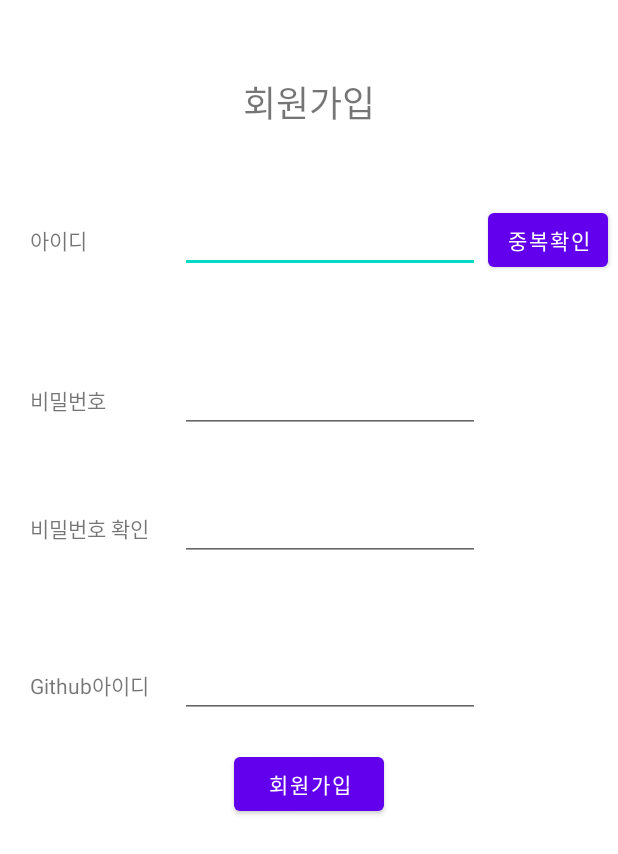
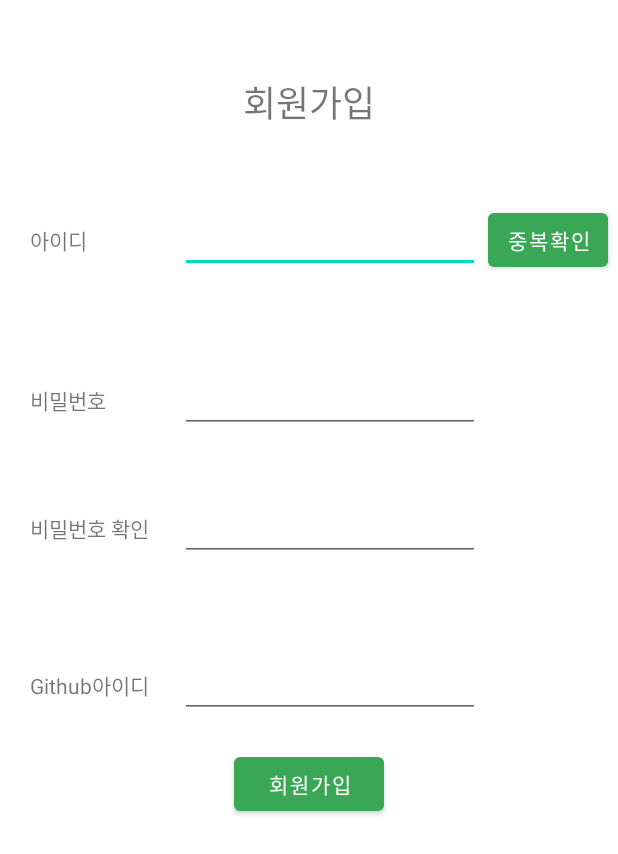
Before and after one commit to OZestina/Academy_Proj.3_Android, an Android app: the screen it shows after launch (Sign), after a tap on "회원가입", on a phone screen of 412 x 824 dp. Shown: the top 854 px of the screen. Run offline under Robolectric (Android 15) with nearby library versions, the light colour scheme and no system bars; our stand-ins replace Firebase (no records; nobody signed in at launch, a user with empty details on screens opened directly); 1 other tap on this screen came first.

Commit message:
2021.10.25 15:45 hangnew - 그린그린

```diff
--- a/app/src/main/res/values/colors.xml
+++ b/app/src/main/res/values/colors.xml
@@ -9,4 +9,5 @@
     <color name="white">#FFFFFFFF</color>
     <color name="lightgrey">#ECECEC</color>
     <color name="red">#FF0000</color>
+    <color name="green">#3AA757</color>
 </resources>
--- a/app/src/main/res/values/themes.xml
+++ b/app/src/main/res/values/themes.xml
@@ -2,8 +2,8 @@
     <!-- Base application theme. -->
     <style name="Theme.GitSin" parent="Theme.MaterialComponents.DayNight.NoActionBar">
         <!-- Primary brand color. -->
-        <item name="colorPrimary">@color/purple_500</item>
-        <item name="colorPrimaryVariant">@color/purple_700</item>
+        <item name="colorPrimary">@color/green</item>
+        <item name="colorPrimaryVariant">@color/green</item>
         <item name="colorOnPrimary">@color/white</item>
         <!-- Secondary brand color. -->
         <item name="colorSecondary">@color/teal_200</item>
```
